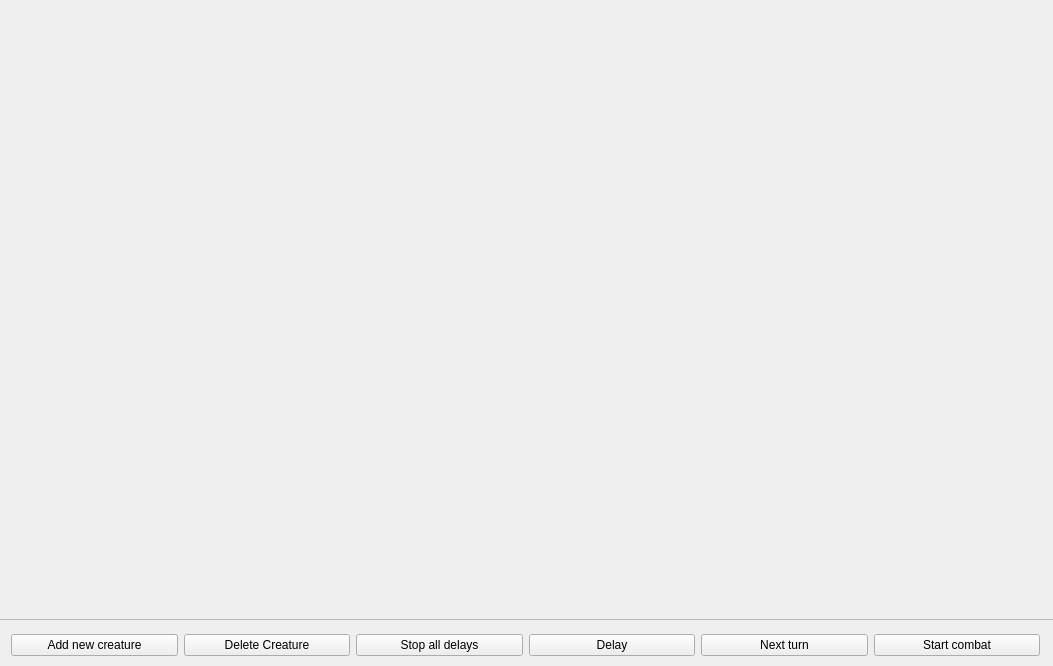
Before: the Qt Designer form initiativewindow.ui in stenver/dnd_initiative_order, drawn with Qt 5.
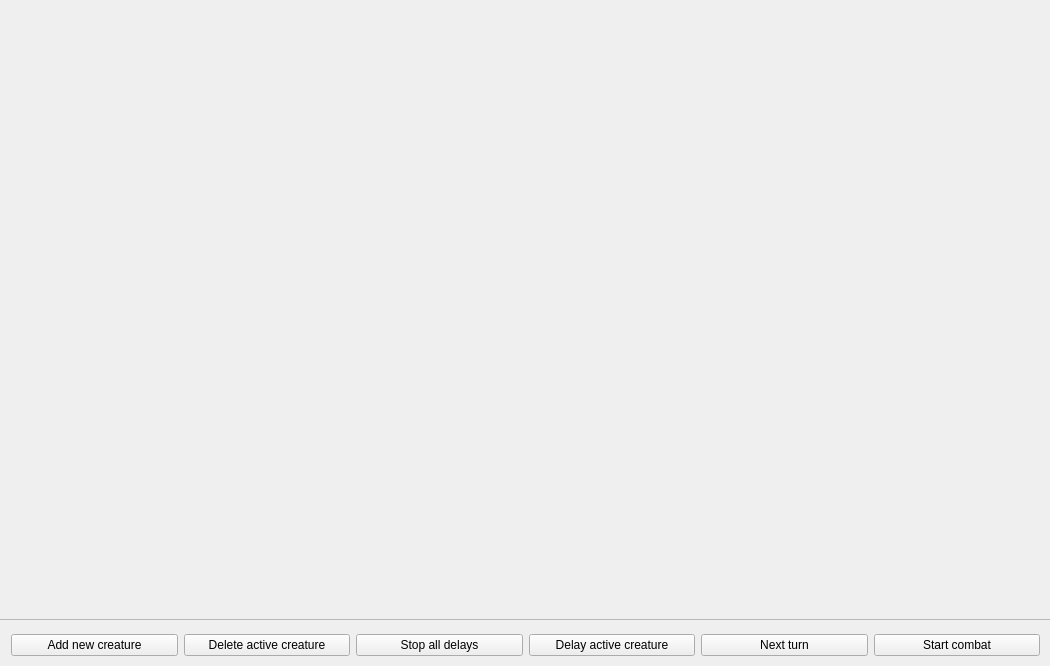
After: the same form once the commit is applied.

Diff of the .ui file:
```diff
--- a/initiativewindow.ui
+++ b/initiativewindow.ui
@@ -6,7 +6,7 @@
    <rect>
     <x>0</x>
     <y>0</y>
-    <width>1053</width>
+    <width>1050</width>
     <height>666</height>
    </rect>
   </property>
@@ -33,7 +33,7 @@
     <item>
      <widget class="QPushButton" name="deleteCreatureButton">
       <property name="text">
-       <string>Delete Creature</string>
+       <string>Delete active creature</string>
       </property>
      </widget>
     </item>
@@ -47,7 +47,7 @@
     <item>
      <widget class="QPushButton" name="delayButton">
       <property name="text">
-       <string>Delay</string>
+       <string>Delay active creature</string>
       </property>
      </widget>
     </item>
@@ -131,11 +131,22 @@
     border: 1px blue;
     border-radius: 5px;
     margin-top: 1ex; /* leave space at the top for the title */
-}</string>
+}
+
+QGroupBox#statusEndsNow {
+    background-color: qradialgradient(spread:pad, cx:0.5, cy:0.5, radius:0.5, fx:0.5, fy:0.5, stop:0.333333 rgba(255, 255, 255, 139), stop:0.850746 rgba(179, 179, 179, 211));
+    border: 1px blue;
+    border-radius: 5px;
+    margin-top: 1ex; /* leave space at the top for the title */
+}
+</string>
    </property>
    <property name="widgetResizable">
     <bool>true</bool>
    </property>
+   <property name="alignment">
+    <set>Qt::AlignLeading|Qt::AlignLeft|Qt::AlignTop</set>
+   </property>
    <widget class="QWidget" name="scrollAreaWidgetContents">
     <property name="geometry">
      <rect>
```
